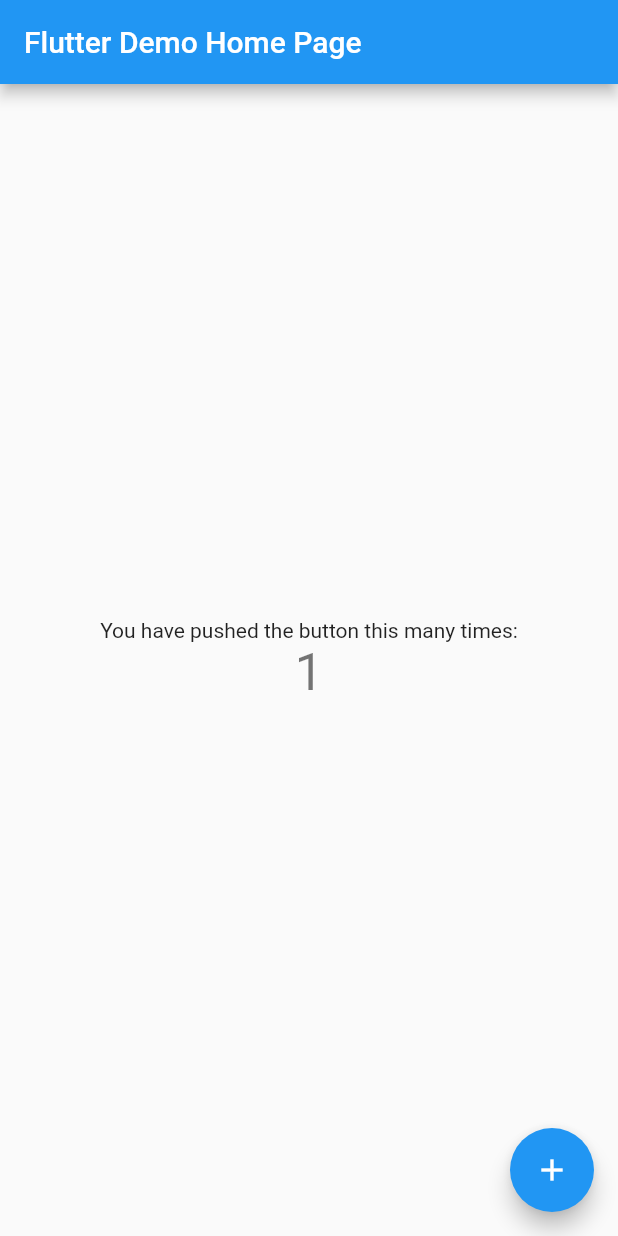
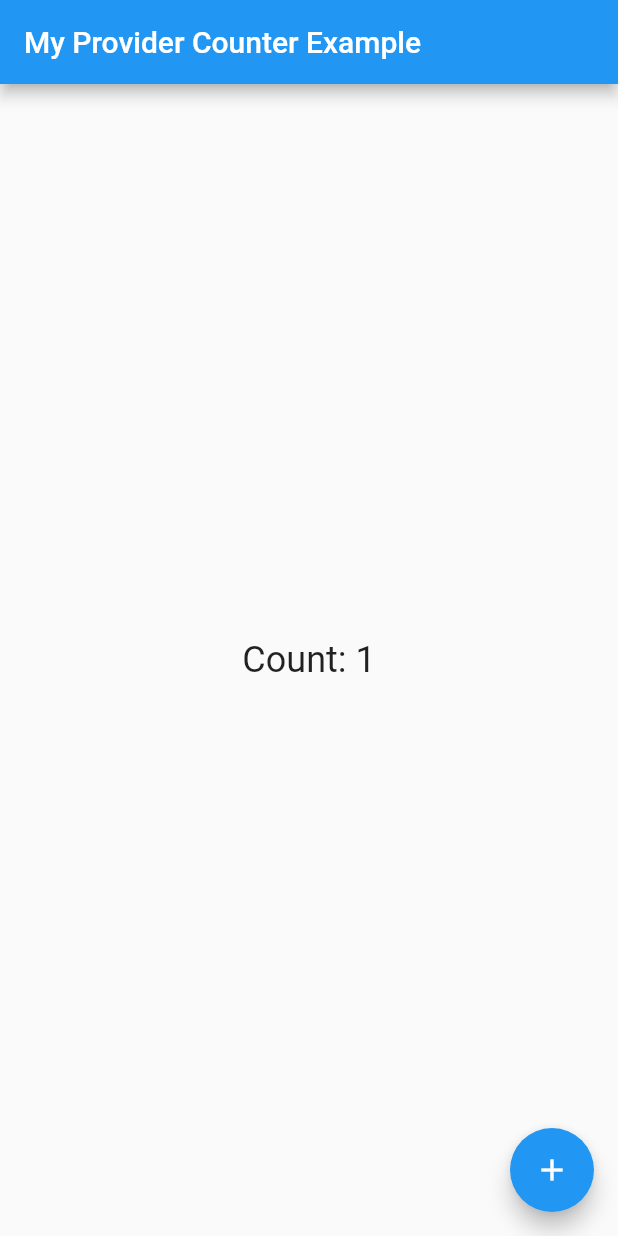
Before and after one commit to SajjadAli54/flutter-projects, a Flutter app: the screen it shows after launch, after a tap on the "add" icon, on a phone screen of 412 x 824 dp. Run offline on Flutter 3.47's test engine with Material 2 defaults, Android fonts, the light colour scheme and no system bars; missing offline and left inert: three_model_viewer.

Commit message:
Complete the counter app using provider state management tool

```diff
--- /dev/null
+++ b/flutter_application_providers/lib/counter_model.dart
@@ -0,0 +1,12 @@
+import 'package:flutter/material.dart';
+
+class CounterModel with ChangeNotifier {
+  int _counter = 0;
+
+  int get counter => _counter;
+
+  void increment() {
+    _counter++;
+    notifyListeners();
+  }
+}
--- /dev/null
+++ b/flutter_application_providers/lib/counter_screen.dart
@@ -0,0 +1,31 @@
+import 'package:flutter/material.dart';
+import 'package:flutter_application_providers/counter_model.dart';
+import 'package:provider/provider.dart';
+
+class CounterScreen extends StatelessWidget {
+  const CounterScreen({super.key});
+
+  @override
+  Widget build(BuildContext context) {
+    final CounterModel model =
+        Provider.of<CounterModel>(context, listen: false);
+
+    return Scaffold(
+      appBar: AppBar(
+        title: const Text("My Provider Counter Example"),
+      ),
+      body: Center(
+        child: Consumer<CounterModel>(
+          builder: (context, counterModel, child) => Text(
+            'Count: ${counterModel.counter}',
+            style: const TextStyle(fontSize: 24),
+          ),
+        ),
+      ),
+      floatingActionButton: FloatingActionButton(
+        onPressed: () => model.increment(),
+        child: const Icon(Icons.add),
+      ),
+    );
+  }
+}
--- a/flutter_application_providers/lib/main.dart
+++ b/flutter_application_providers/lib/main.dart
@@ -1,115 +1,22 @@
 import 'package:flutter/material.dart';
+import 'package:flutter_application_providers/counter_model.dart';
+import 'package:flutter_application_providers/counter_screen.dart';
+import 'package:provider/provider.dart';
 
-void main() {
-  runApp(const MyApp());
+void main(List<String> args) {
+  runApp(ChangeNotifierProvider(
+    create: (context) => CounterModel(),
+    child: const MyApp(),
+  ));
 }
 
 class MyApp extends StatelessWidget {
   const MyApp({super.key});
 
-  // This widget is the root of your application.
   @override
   Widget build(BuildContext context) {
-    return MaterialApp(
-      title: 'Flutter Demo',
-      theme: ThemeData(
-        // This is the theme of your application.
-        //
-        // Try running your application with "flutter run". You'll see the
-        // application has a blue toolbar. Then, without quitting the app, try
-        // changing the primarySwatch below to Colors.green and then invoke
-        // "hot reload" (press "r" in the console where you ran "flutter run",
-        // or simply save your changes to "hot reload" in a Flutter IDE).
-        // Notice that the counter didn't reset back to zero; the application
-        // is not restarted.
-        primarySwatch: Colors.blue,
-      ),
-      home: const MyHomePage(title: 'Flutter Demo Home Page'),
+    return const MaterialApp(
+      home: CounterScreen(),
     );
   }
 }
-
-class MyHomePage extends StatefulWidget {
-  const MyHomePage({super.key, required this.title});
-
-  // This widget is the home page of your application. It is stateful, meaning
-  // that it has a State object (defined below) that contains fields that affect
-  // how it looks.
-
-  // This class is the configuration for the state. It holds the values (in this
-  // case the title) provided by the parent (in this case the App widget) and
-  // used by the build method of the State. Fields in a Widget subclass are
-  // always marked "final".
-
-  final String title;
-
-  @override
-  State<MyHomePage> createState() => _MyHomePageState();
-}
-
-class _MyHomePageState extends State<MyHomePage> {
-  int _counter = 0;
-
-  void _incrementCounter() {
-    setState(() {
-      // This call to setState tells the Flutter framework that something has
-      // changed in this State, which causes it to rerun the build method below
-      // so that the display can reflect the updated values. If we changed
-      // _counter without calling setState(), then the build method would not be
-      // called again, and so nothing would appear to happen.
-      _counter++;
-    });
-  }
-
-  @override
-  Widget build(BuildContext context) {
-    // This method is rerun every time setState is called, for instance as done
-    // by the _incrementCounter method above.
-    //
-    // The Flutter framework has been optimized to make rerunning build methods
-    // fast, so that you can just rebuild anything that needs updating rather
-    // than having to individually change instances of widgets.
-    return Scaffold(
-      appBar: AppBar(
-        // Here we take the value from the MyHomePage object that was created by
-        // the App.build method, and use it to set our appbar title.
-        title: Text(widget.title),
-      ),
-      body: Center(
-        // Center is a layout widget. It takes a single child and positions it
-        // in the middle of the parent.
-        child: Column(
-          // Column is also a layout widget. It takes a list of children and
-          // arranges them vertically. By default, it sizes itself to fit its
-          // children horizontally, and tries to be as tall as its parent.
-          //
-          // Invoke "debug painting" (press "p" in the console, choose the
-          // "Toggle Debug Paint" action from the Flutter Inspector in Android
-          // Studio, or the "Toggle Debug Paint" command in Visual Studio Code)
-          // to see the wireframe for each widget.
-          //
-          // Column has various properties to control how it sizes itself and
-          // how it positions its children. Here we use mainAxisAlignment to
-          // center the children vertically; the main axis here is the vertical
-          // axis because Columns are vertical (the cross axis would be
-          // horizontal).
-          mainAxisAlignment: MainAxisAlignment.center,
-          children: <Widget>[
-            const Text(
-              'You have pushed the button this many times:',
-            ),
-            Text(
-              '$_counter',
-              style: Theme.of(context).textTheme.headlineMedium,
-            ),
-          ],
-        ),
-      ),
-      floatingActionButton: FloatingActionButton(
-        onPressed: _incrementCounter,
-        tooltip: 'Increment',
-        child: const Icon(Icons.add),
-      ), // This trailing comma makes auto-formatting nicer for build methods.
-    );
-  }
-}
```
